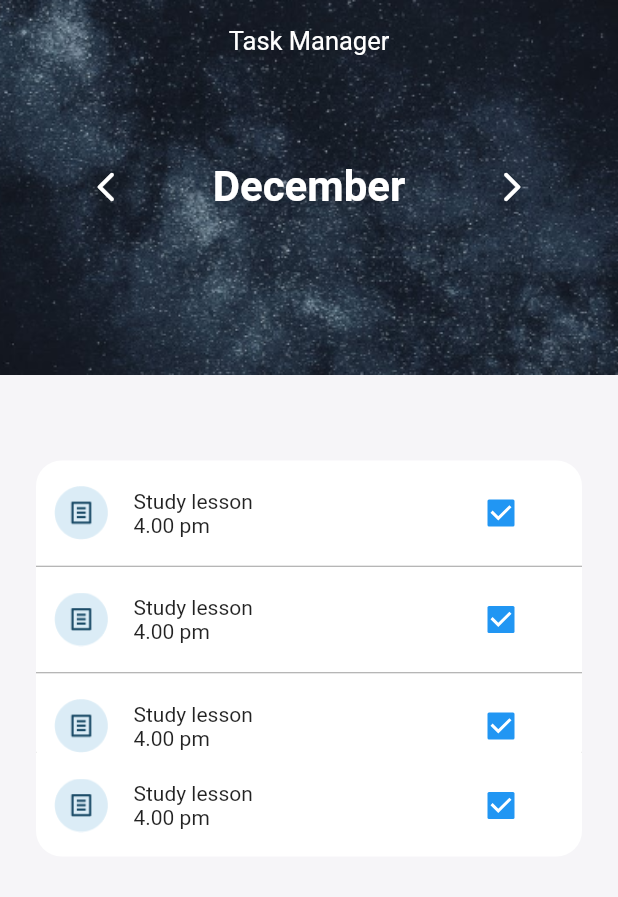
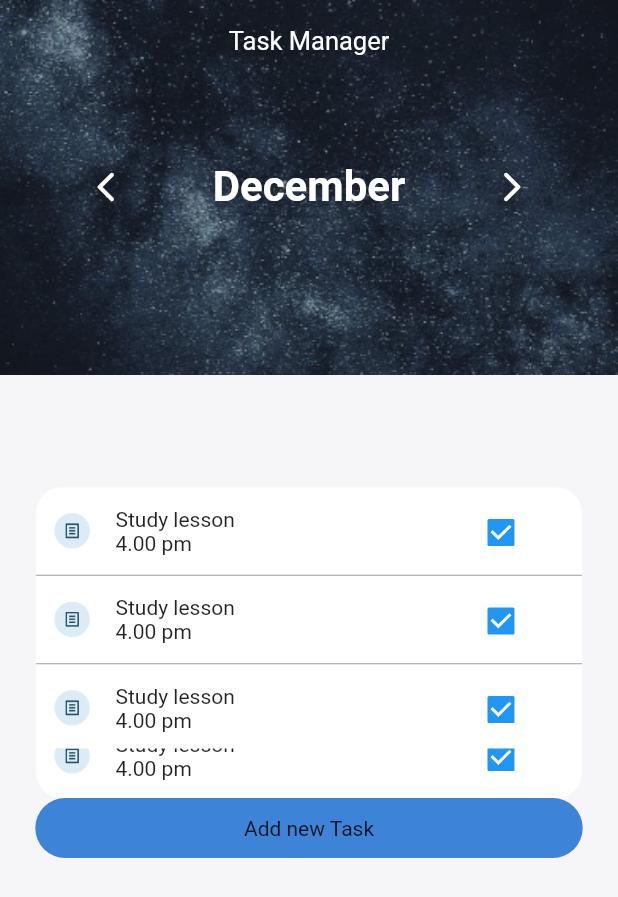
Before and after one commit to Mikhelmariya/todo, a Flutter app: the screen it shows after launch, on a phone screen of 412 x 824 dp. Shown: the top 897 px of the screen. Run offline on Flutter 3.47's test engine with Material 2 defaults, Android fonts, the phone set to English and light mode, and no system bars; our stand-ins replace table_calendar; missing offline and left inert: dart:html.

Commit message:
alignment adjusted

```diff
--- a/lib/main.dart
+++ b/lib/main.dart
@@ -72,7 +72,7 @@ class Homepage extends StatelessWidget {
                     ]),
                   ),
                   Padding(
-                    padding: const EdgeInsets.only(top: 165),
+                    padding: const EdgeInsets.only(top: 150),
                     child: Text(
                       "Completed",
                       style: TextStyle(fontWeight: FontWeight.bold),
@@ -81,7 +81,7 @@ class Homepage extends StatelessWidget {
                 ]),
                 SingleChildScrollView(
                   child: Container(
-                    height: 70 * 2,
+                    height: 58 * 2,
                     width: 364,
                     decoration: BoxDecoration(
                         color: Colors.white,
@@ -99,32 +99,32 @@ class Homepage extends StatelessWidget {
                         })),
                   ),
                 ),
-                // GestureDetector(
-                //   onTap: (() {
-                //     Navigator.push(
-                //       context,
-                //       MaterialPageRoute(
-                //           builder: (context) => const AddTaskPage()),
-                //     );
-                //   }),
-                //   child: Container(
-                //       alignment: Alignment.bottomCenter,
-                //       height: 59.58,
-                //       width: 364.96,
-                //       decoration: BoxDecoration(
-                //         color: Color(0xff3d84d9),
-                //         borderRadius: BorderRadius.circular(53.19),
-                //       ),
-                //       child: Center(
-                //         child: Text("Add new Task"),
-                //       )),
-                // )
+                GestureDetector(
+                  onTap: (() {
+                    Navigator.push(
+                      context,
+                      MaterialPageRoute(
+                          builder: (context) => const AddTaskPage()),
+                    );
+                  }),
+                  child: Container(
+                      alignment: Alignment.bottomCenter,
+                      height: 40,
+                      width: 364.96,
+                      decoration: BoxDecoration(
+                        color: Color(0xff3d84d9),
+                        borderRadius: BorderRadius.circular(53.19),
+                      ),
+                      child: Center(
+                        child: Text("Add new Task"),
+                      )),
+                )
               ],
             ),
           ),
           Center(
             child: Container(
-              height: 70 * 3,
+              height: 58 * 3,
               width: 364,
               decoration: BoxDecoration(
                   color: Colors.white, borderRadius: BorderRadius.circular(17)),
--- a/lib/widgets/tasklist.dart
+++ b/lib/widgets/tasklist.dart
@@ -8,7 +8,7 @@ class TaskList extends StatelessWidget {
   @override
   Widget build(BuildContext context) {
     return Container(
-      height: 70,
+      height: 58,
       child: Row(
         mainAxisAlignment: MainAxisAlignment.center,
         crossAxisAlignment: CrossAxisAlignment.center,
```
